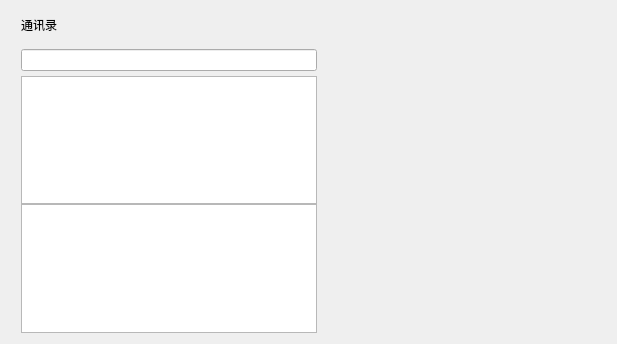
This is Fool_Chat_Client/Chat/Contact_Page/contactdialog.ui in zzt2713/Fool_Chat as Qt 5 draws it before an edit. The edited form follows.
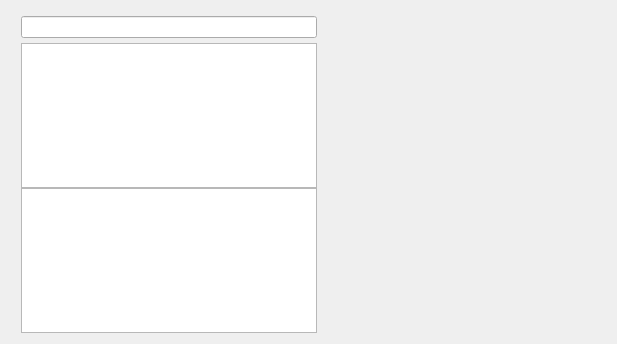
This is the edited form. Custom widgets are drawn as their Qt base class.

```diff
--- a/Fool_Chat_Client/Chat/Contact_Page/contactdialog.ui
+++ b/Fool_Chat_Client/Chat/Contact_Page/contactdialog.ui
@@ -62,29 +62,6 @@
          <property name="bottomMargin">
           <number>0</number>
          </property>
-         <item>
-          <widget class="ElaText" name="label">
-           <property name="text">
-            <string>通讯录</string>
-           </property>
-          </widget>
-         </item>
-         <item>
-          <spacer name="verticalSpacer">
-           <property name="orientation">
-            <enum>Qt::Orientation::Vertical</enum>
-           </property>
-           <property name="sizeType">
-            <enum>QSizePolicy::Policy::Fixed</enum>
-           </property>
-           <property name="sizeHint" stdset="0">
-            <size>
-             <width>10</width>
-             <height>15</height>
-            </size>
-           </property>
-          </spacer>
-         </item>
          <item>
           <widget class="C_SearchEdit" name="search_edit"/>
          </item>
@@ -133,11 +110,6 @@
   </layout>
  </widget>
  <customwidgets>
-  <customwidget>
-   <class>ElaText</class>
-   <extends>QLabel</extends>
-   <header location="global">ElaText.h</header>
-  </customwidget>
   <customwidget>
    <class>C_SearchEdit</class>
    <extends>QLineEdit</extends>
```
